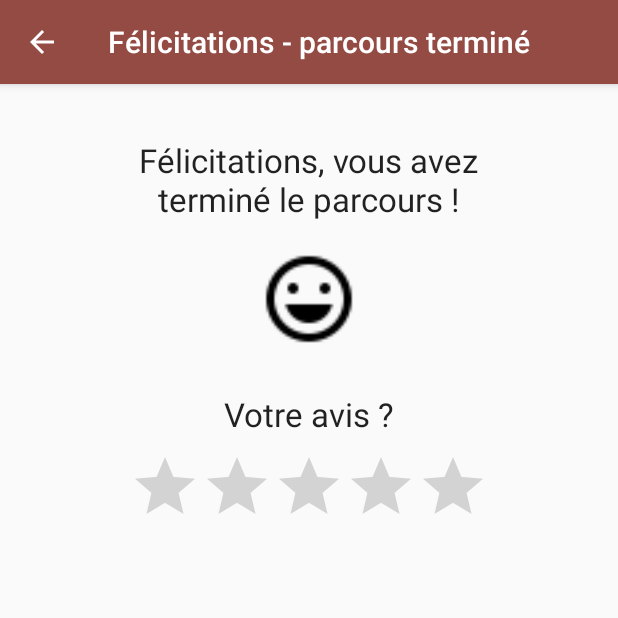
After one commit to BOULHEXANOME/Application_Smartooz, an Android app: the CongratulationsCircuitEndActivity screen opened directly, with no data from a screen before it, on a phone screen of 412 x 824 dp, the top half of it. The commit adds this screen. Run offline under Robolectric (Android 15) with nearby library versions, the phone set to English and light mode, and no system bars.

Commit message:
add interface vote

```diff
--- a/app/src/main/AndroidManifest.xml
+++ b/app/src/main/AndroidManifest.xml
@@ -31,6 +31,7 @@
             <meta-data
                 android:name="android.support.UI_OPTIONS"
                 android:value="splitActionBarWhenNarrow" />
+
             <intent-filter>
                 <action android:name="android.intent.action.MAIN" />
 
@@ -56,8 +57,8 @@
         <activity
             android:name=".LoginActivity"
             android:label="@string/title_activity_login" />
-        <activity android:name=".VisiterLyonActivity"></activity>
-        <activity android:name=".ListCircuit"></activity>
+        <activity android:name=".VisiterLyonActivity" />
+        <activity android:name=".ListCircuit" />
         <!--
  ATTENTION: This was auto-generated to add Google Play services to your project for
      App Indexing.  See https://g.co/AppIndexing/AndroidStudio for more information.
@@ -69,8 +70,12 @@
         <activity android:name=".ChoixDuThemeActivity" />
         <activity
             android:name=".CreerParcours"
-            android:label="@string/title_activity_creer_parcours"></activity>
-        <activity android:name=".CreerParcours_AjoutTag"></activity>
+            android:label="@string/title_activity_creer_parcours" />
+        <activity android:name=".CreerParcours_AjoutTag" />
+        <activity
+            android:name=".CongratulationsCircuitEndActivity"
+            android:label="@string/title_activity_congratulations_circuit_end"
+            android:theme="@style/AppTheme"></activity>
     </application>
 
 </manifest>
--- /dev/null
+++ b/app/src/main/java/boulhexanome/application_smartooz/CongratulationsCircuitEndActivity.java
@@ -0,0 +1,53 @@
+package boulhexanome.application_smartooz;
+
+import android.content.Intent;
+import android.content.pm.PackageManager;
+import android.os.Bundle;
+import android.support.design.widget.FloatingActionButton;
+import android.support.design.widget.Snackbar;
+import android.support.v7.app.ActionBar;
+import android.support.v7.app.AppCompatActivity;
+import android.support.v7.widget.Toolbar;
+import android.view.MenuItem;
+import android.view.View;
+import android.widget.RatingBar;
+
+import static android.widget.RatingBar.*;
+
+public class CongratulationsCircuitEndActivity extends AppCompatActivity {
+
+    @Override
+    protected void onCreate(Bundle savedInstanceState) {
+        super.onCreate(savedInstanceState);
+
+        setContentView(R.layout.activity_congratulations_circuit_end);
+        setSupportActionBar((Toolbar) findViewById(R.id.toolbar));
+        ActionBar toolbar = getSupportActionBar();
+        toolbar.setDisplayHomeAsUpEnabled(true);
+        toolbar.setDisplayShowHomeEnabled(true);
+
+
+        RatingBar ratingBar = (RatingBar) findViewById(R.id.ratingBar);
+        ratingBar.setOnRatingBarChangeListener(new OnRatingBarChangeListener() {
+            @Override
+            public void onRatingChanged(RatingBar ratingBar, float rating, boolean fromUser) {
+                System.out.println(rating);
+            }
+        });
+
+    }
+
+    @Override
+    public boolean onOptionsItemSelected(MenuItem item) {
+        // Handle action bar item clicks here. The action bar will
+        // automatically handle clicks on the Home/Up button, so long
+        // as you specify a parent activity in AndroidManifest.xml.
+        int id = item.getItemId();
+
+        if (id == android.R.id.home){
+            finish();
+        }
+        return super.onOptionsItemSelected(item);
+    }
+
+}
--- /dev/null
+++ b/app/src/main/res/layout/activity_congratulations_circuit_end.xml
@@ -0,0 +1,34 @@
+<?xml version="1.0" encoding="utf-8"?>
+<android.support.design.widget.CoordinatorLayout xmlns:android="http://schemas.android.com/apk/res/android"
+    xmlns:app="http://schemas.android.com/apk/res-auto"
+    xmlns:tools="http://schemas.android.com/tools"
+    android:layout_width="match_parent"
+    android:layout_height="match_parent"
+    android:fitsSystemWindows="true"
+    tools:context="boulhexanome.application_smartooz.CongratulationsCircuitEndActivity">
+
+    <android.support.design.widget.AppBarLayout
+        android:layout_width="match_parent"
+        android:layout_height="wrap_content"
+        android:theme="@style/AppTheme.AppBarOverlay">
+
+        <android.support.v7.widget.Toolbar
+            android:id="@+id/toolbar"
+            android:layout_width="match_parent"
+            android:layout_height="?attr/actionBarSize"
+            android:background="?attr/colorPrimary"
+            app:popupTheme="@style/AppTheme.PopupOverlay" />
+
+    </android.support.design.widget.AppBarLayout>
+
+    <include layout="@layout/content_congratulations_circuit_end" />
+
+    <!--<android.support.design.widget.FloatingActionButton-->
+        <!--android:id="@+id/fab"-->
+        <!--android:layout_width="wrap_content"-->
+        <!--android:layout_height="wrap_content"-->
+        <!--android:layout_gravity="bottom|end"-->
+        <!--android:layout_margin="@dimen/fab_margin"-->
+        <!--android:src="@android:drawable/ic_dialog_email" />-->
+
+</android.support.design.widget.CoordinatorLayout>
--- /dev/null
+++ b/app/src/main/res/layout/content_congratulations_circuit_end.xml
@@ -0,0 +1,73 @@
+<?xml version="1.0" encoding="utf-8"?>
+<RelativeLayout xmlns:android="http://schemas.android.com/apk/res/android"
+    xmlns:app="http://schemas.android.com/apk/res-auto"
+    xmlns:tools="http://schemas.android.com/tools"
+    android:layout_width="match_parent"
+    android:layout_height="match_parent"
+    android:paddingBottom="@dimen/activity_vertical_margin"
+    android:paddingLeft="@dimen/activity_horizontal_margin"
+    android:paddingRight="@dimen/activity_horizontal_margin"
+    android:paddingTop="@dimen/activity_vertical_margin"
+    app:layout_behavior="@string/appbar_scrolling_view_behavior"
+    tools:context="boulhexanome.application_smartooz.CongratulationsCircuitEndActivity"
+    tools:showIn="@layout/activity_congratulations_circuit_end">
+
+    <LinearLayout
+        android:orientation="vertical"
+        android:layout_width="match_parent"
+        android:layout_height="match_parent"
+        android:layout_alignParentTop="true"
+        android:layout_centerHorizontal="true"
+        android:layout_alignParentBottom="true"
+        android:weightSum="1">
+
+        <TextView
+            android:layout_width="295dp"
+            android:layout_height="wrap_content"
+            android:textAppearance="?android:attr/textAppearanceLarge"
+            android:text="Félicitations, vous avez terminé le parcours !"
+            android:id="@+id/congratsTextView"
+            android:layout_gravity="center_horizontal"
+            android:textAlignment="center"
+            android:layout_marginTop="20dp" />
+
+        <ImageView
+            android:layout_width="124dp"
+            android:layout_height="64dp"
+            android:id="@+id/smileImageView"
+            android:layout_gravity="center_horizontal"
+            android:src="@drawable/ic_mood_black_24dp"
+            android:layout_marginTop="20dp" />
+
+        <TextView
+            android:layout_width="wrap_content"
+            android:layout_height="wrap_content"
+            android:textAppearance="?android:attr/textAppearanceLarge"
+            android:text="Votre avis ?"
+            android:id="@+id/avisTextView"
+            android:layout_gravity="center_horizontal"
+            android:layout_marginTop="30dp" />
+
+        <RatingBar
+            android:layout_width="wrap_content"
+            android:layout_height="wrap_content"
+            android:id="@+id/ratingBar"
+            android:layout_gravity="center_horizontal"
+            android:layout_marginTop="10dp" />
+
+        <!--<ImageButton-->
+            <!--android:layout_width="wrap_content"-->
+            <!--android:layout_height="wrap_content"-->
+            <!--android:id="@+id/imageButton"-->
+            <!--android:layout_gravity="center_horizontal"-->
+            <!--android:src="@drawable/fbshare"-->
+            <!--android:layout_marginRight="50dp"-->
+            <!--android:layout_marginLeft="50dp"-->
+            <!--android:longClickable="false"-->
+            <!--android:focusable="true"-->
+            <!--android:focusableInTouchMode="true"-->
+            <!--android:clickable="true"-->
+            <!--android:scaleType="fitXY"/>-->
+
+    </LinearLayout>
+</RelativeLayout>
--- a/app/src/main/res/values/strings.xml
+++ b/app/src/main/res/values/strings.xml
@@ -32,5 +32,6 @@
     <string name="choisissez_un_nom_pour_votre_parcours">Choisissez un nom pour votre parcours</string>
     <string name="ajoutez_des_tags_votre_parcours">Ajoutez des tags à votre parcours</string>
     <string name="ok">OK</string>
+    <string name="title_activity_congratulations_circuit_end">Félicitations - parcours terminé</string>
 
 </resources>
```
Also changed, not shown: app/src/main/res/drawable-hdpi/ic_mood_black_24dp.png (added), app/src/main/res/drawable-mdpi/ic_mood_black_24dp.png (added), app/src/main/res/drawable-xhdpi/ic_mood_black_24dp.png (added), app/src/main/res/drawable-xxhdpi/ic_mood_black_24dp.png (added), app/src/main/res/drawable-xxxhdpi/ic_mood_black_24dp.png (added), app/src/main/res/drawable/fbshare.png (added).
